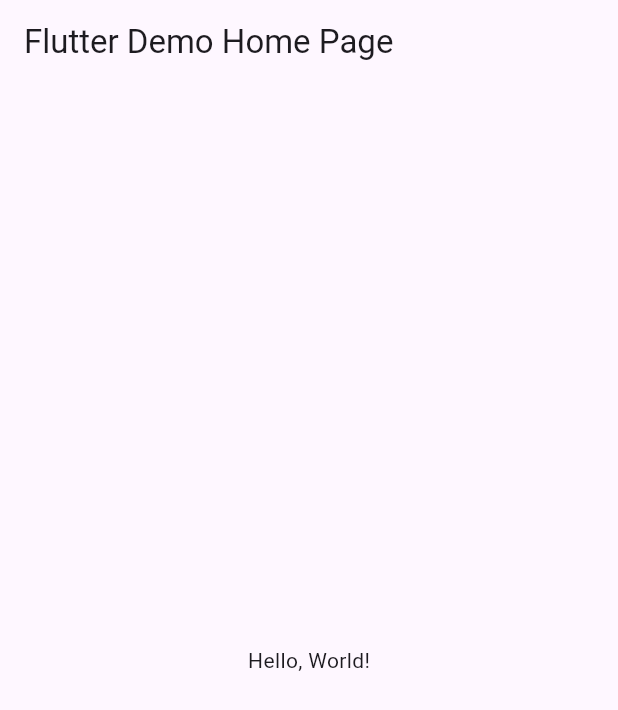
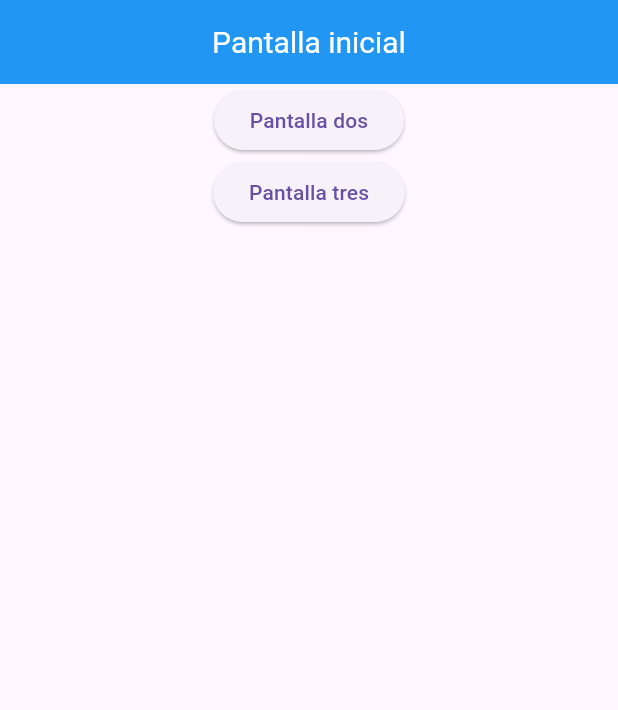
Before and after one commit to justhin-sanchez/Pantallas_6_I, a Flutter app: the screen it shows after launch, on a phone screen of 412 x 824 dp. Shown: the top 710 px of the screen. Run offline on Flutter 3.47's test engine with Material 3 defaults, Android fonts, the phone set to English and light mode, and no system bars.

Commit message:
Ahora si

```diff
--- a/lib/main.dart
+++ b/lib/main.dart
@@ -1,43 +1,27 @@
 import 'package:flutter/material.dart';
 
-void main() => runApp(MyApp());
+import 'package:Sanchezrutas/pagina_inicial.dart';
+import 'package:Sanchezrutas/pagina_dos.dart';
+import 'package:Sanchezrutas/pagina_tres.dart';
 
-class MyApp extends StatelessWidget {
-  const MyApp({super.key});
-  // This widget is the root of your application.
+void main() => runApp(MiRutas());
+
+class MiRutas extends StatelessWidget {
+  const MiRutas({Key? key}) : super(key: key);
+
   @override
   Widget build(BuildContext context) {
     return MaterialApp(
-      // Application name
-      title: 'Flutter Hello World',
-      // Application theme data, you can set the colors for the application as
-      // you want
-      theme: ThemeData(
-        // useMaterial3: false,
-        primarySwatch: Colors.blue,
-      ),
-      // A widget which will be started on application startup
-      home: MyHomePage(title: 'Flutter Demo Home Page'),
+      debugShowCheckedModeBanner: false,
+      title: 'Rutas entre paginas',
+      initialRoute: '/',
+      routes: {
+        // When navigating to the "/" route, build the FirstScreen widget.
+        '/': (context) => const PantallaUno(),
+        // When navigating to the "/second" route, build the SecondScreen widget.
+        '/pantalla2': (context) => const PantallaDos(),
+        '/pantalla3': (context) => const PantallaTres(),
+      },
     );
   }
 }
-
-class MyHomePage extends StatelessWidget {
-  final String title;
-  const MyHomePage({super.key, required this.title});
-
-  @override
-  Widget build(BuildContext context) {
-    return Scaffold(
-      appBar: AppBar(
-        // The title text which will be shown on the action bar
-        title: Text(title),
-      ),
-      body: Center(
-        child: Text(
-          'Hello, World!',
-        ),
-      ),
-    );
-  }
-}
--- /dev/null
+++ b/lib/pagina_inicial.dart
@@ -0,0 +1,42 @@
+import 'package:flutter/material.dart';
+
+class PantallaUno extends StatelessWidget {
+  const PantallaUno({Key? key}) : super(key: key);
+
+  @override
+  Widget build(BuildContext context) {
+    return Scaffold(
+      appBar: AppBar(
+        backgroundColor: Colors.blue, // Fondo azul
+        title: const Text(
+          'Pantalla inicial',
+          style: TextStyle(
+            color: Colors.white, // Letra blanca
+            fontSize: 20.0, // Tamaño de la letra 20
+          ),
+        ),
+        centerTitle: true,
+      ),
+      body: Column(
+        children: [
+          Center(
+            child: ElevatedButton(
+              onPressed: () {
+                Navigator.pushNamed(context, '/pantalla2');
+              },
+              child: const Text('Pantalla dos'),
+            ),
+          ),
+          Center(
+            child: ElevatedButton(
+              onPressed: () {
+                Navigator.pushNamed(context, '/pantalla3');
+              },
+              child: const Text('Pantalla tres'),
+            ),
+          ),
+        ],
+      ),
+    );
+  }
+}
```
Also changed, not shown: lib/pagina_dos.dart (added, +33 -0 lines), lib/pagina_tres.dart (added, +33 -0 lines).
